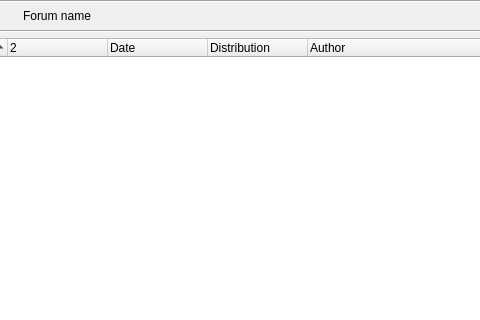
Above: retroshare-gui/src/gui/gxsforums/GxsForumThreadWidget.ui from RetroShare/RetroShare before the change; both pictures show x 93 to 573 and y 0 to 320 of the 1217 by 721 pixel window. Below: the same form after it.
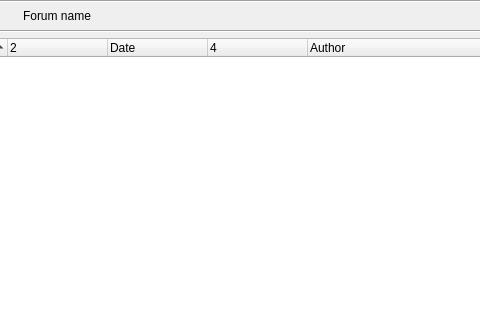
That is the form after the change. Icons and pictures are not drawn. Custom widgets are drawn as their Qt base class.

What changed in the file:
```diff
--- a/retroshare-gui/src/gui/gxsforums/GxsForumThreadWidget.ui
+++ b/retroshare-gui/src/gui/gxsforums/GxsForumThreadWidget.ui
@@ -240,6 +240,9 @@
          </column>
          <column>
           <property name="text">
+           <string/>
+          </property>
+          <property name="toolTip">
            <string>Distribution</string>
           </property>
          </column>
```
Left out of the diff: 5 changed lines with no effect on the pictures.
